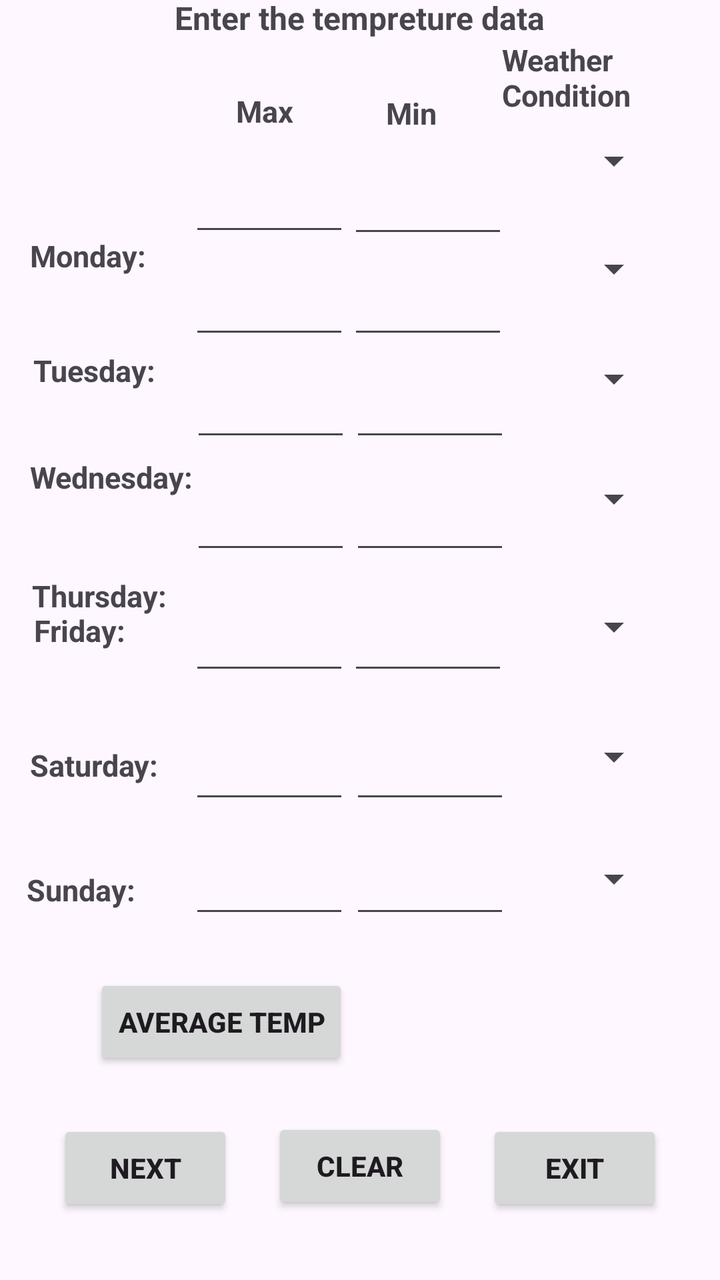
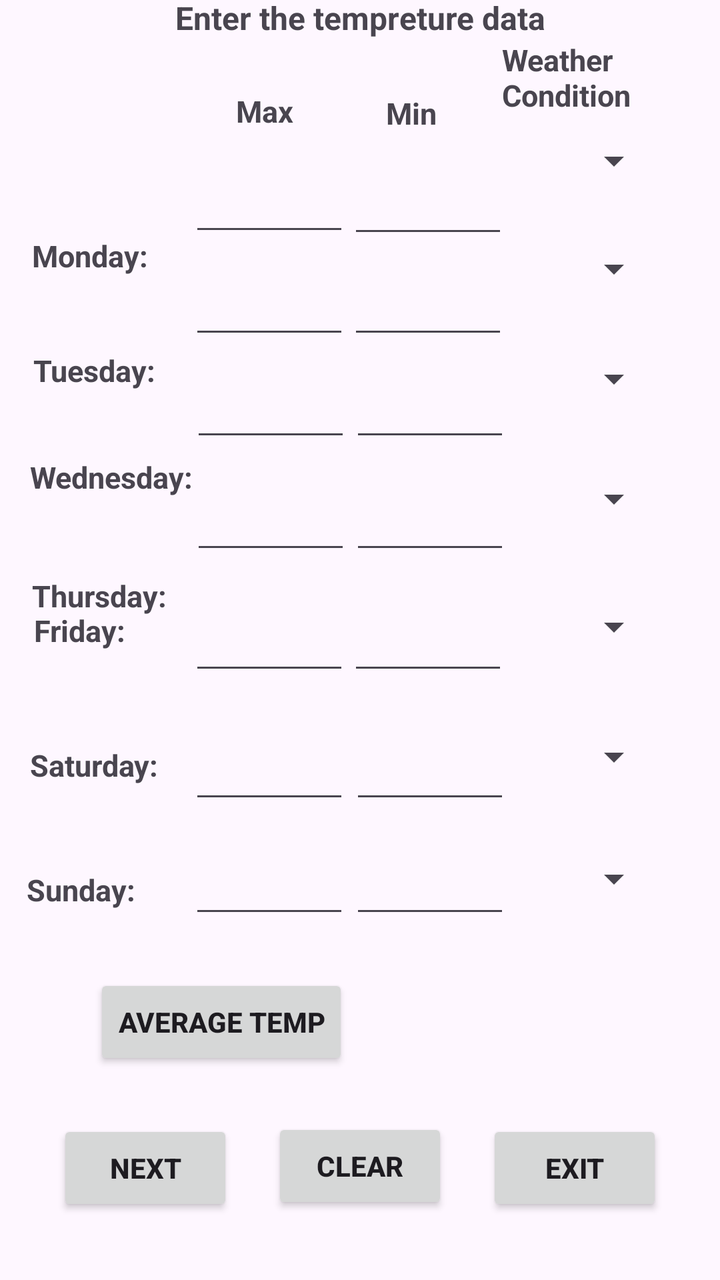

The first picture is an Android layout as it rendered before a commit; the second is the same layout after the commit. The layout source and the unified diff follow.
<!-- AndroidManifest.xml: application theme Theme.WeatherApp -->
<!-- res/layout/activity_weather_screen.xml -->
<?xml version="1.0" encoding="utf-8"?>
<androidx.constraintlayout.widget.ConstraintLayout xmlns:android="http://schemas.android.com/apk/res/android"
    xmlns:app="http://schemas.android.com/apk/res-auto"
    xmlns:tools="http://schemas.android.com/tools"
    android:id="@+id/main"
    android:layout_width="match_parent"
    android:layout_height="match_parent"
    tools:context=".WeatherScreen"
    tools:layout_editor_absoluteX="0dp"
    tools:layout_editor_absoluteY="6dp">

    <TextView
        android:id="@+id/headin"
        android:layout_width="wrap_content"
        android:layout_height="wrap_content"
        android:layout_marginTop="16dp"
        android:layout_marginBottom="7dp"
        android:text="Weather Station"
        android:textSize="30sp"
        android:textStyle="bold"
        app:layout_constraintBottom_toTopOf="@+id/lblb"
        app:layout_constraintEnd_toEndOf="parent"
        app:layout_constraintStart_toStartOf="parent"
        app:layout_constraintTop_toTopOf="parent" />

    <Button
        android:id="@+id/btnOut"
        android:layout_width="wrap_content"
        android:layout_height="wrap_content"
        android:layout_marginBottom="32dp"
        android:text="Exit"
        android:textStyle="bold"
        app:layout_constraintBottom_toBottomOf="parent"
        app:layout_constraintEnd_toEndOf="parent"
        app:layout_constraintHorizontal_bias="0.894"
        app:layout_constraintStart_toStartOf="parent" />

    <Button
        android:id="@+id/btnNext"
        android:layout_width="wrap_content"
        android:layout_height="wrap_content"
        android:layout_marginBottom="32dp"
        android:text="Next"
        android:textStyle="bold"
        app:layout_constraintBottom_toBottomOf="parent"
        app:layout_constraintEnd_toEndOf="parent"
        app:layout_constraintHorizontal_bias="0.105"
        app:layout_constraintStart_toStartOf="parent" />

    <TextView
        android:id="@+id/lblb"
        android:layout_width="wrap_content"
        android:layout_height="wrap_content"
        android:layout_marginBottom="26dp"
        android:text="Enter the tempreture data"
        android:textSize="16sp"
        android:textStyle="bold"
        app:layout_constraintBottom_toTopOf="@+id/lblMax"
        app:layout_constraintEnd_toEndOf="parent"
        app:layout_constraintStart_toStartOf="parent" />

    <TextView
        android:id="@+id/lbl2"
        android:layout_width="wrap_content"
        android:layout_height="wrap_content"
        android:layout_marginBottom="33dp"
        android:text="Tuesday:"
        android:textSize="15sp"
        android:textStyle="bold"
        app:layout_constraintBottom_toTopOf="@+id/lbl3"
        app:layout_constraintEnd_toEndOf="parent"
        app:layout_constraintHorizontal_bias="0.056"
        app:layout_constraintStart_toStartOf="parent" />

    <EditText
        android:id="@+id/txtMxTue"
        android:layout_width="80dp"
        android:layout_height="wrap_content"
        android:layout_marginBottom="10dp"
        android:ems="10"
        android:inputType="number"
        app:layout_constraintBottom_toTopOf="@+id/txtMxWed"
        app:layout_constraintEnd_toEndOf="parent"
        app:layout_constraintHorizontal_bias="0.338"
        app:layout_constraintStart_toStartOf="parent" />

    <TextView
        android:id="@+id/lblMIn"
        android:layout_width="wrap_content"
        android:layout_height="wrap_content"
        android:layout_marginBottom="16dp"
        android:text="Min"
        android:textSize="15sp"
        android:textStyle="bold"
        app:layout_constraintBottom_toTopOf="@+id/txtMnMon"
        app:layout_constraintEnd_toEndOf="parent"
        app:layout_constraintHorizontal_bias="0.577"
        app:layout_constraintStart_toStartOf="parent" />

    <EditText
        android:id="@+id/txtMnMon"
        android:layout_width="80dp"
        android:layout_height="wrap_content"
        android:layout_marginBottom="9dp"
        android:ems="10"
        android:inputType="number"
        app:layout_constraintBottom_toTopOf="@+id/txtMnTue"
        app:layout_constraintEnd_toEndOf="parent"
        app:layout_constraintHorizontal_bias="0.622"
        app:layout_constraintStart_toStartOf="parent" />

    <EditText
        android:id="@+id/txtMnTue"
        android:layout_width="80dp"
        android:layout_height="wrap_content"
        android:layout_marginBottom="10dp"
        android:ems="10"
        android:inputType="number"
        app:layout_constraintBottom_toTopOf="@+id/txtMnWed"
        app:layout_constraintEnd_toEndOf="parent"
        app:layout_constraintHorizontal_bias="0.622"
        app:layout_constraintStart_toStartOf="parent" />

    <EditText
        android:id="@+id/txtMxMon"
        android:layout_width="80dp"
        android:layout_height="wrap_content"
        android:layout_marginBottom="10dp"
        android:ems="10"
        android:inputType="number"
        app:layout_constraintBottom_toTopOf="@+id/txtMxTue"
        app:layout_constraintEnd_toEndOf="parent"
        app:layout_constraintHorizontal_bias="0.338"
        app:layout_constraintStart_toStartOf="parent" />

    <TextView
        android:id="@+id/lbl1"
        android:layout_width="wrap_content"
        android:layout_height="wrap_content"
        android:layout_marginBottom="37dp"
        android:text="Monday:"
        android:textSize="15sp"
        android:textStyle="bold"
        app:layout_constraintBottom_toTopOf="@+id/lbl2"
        app:layout_constraintEnd_toEndOf="parent"
        app:layout_constraintHorizontal_bias="0.05"
        app:layout_constraintStart_toStartOf="parent" />

    <TextView
        android:id="@+id/lblMax"
        android:layout_width="wrap_content"
        android:layout_height="wrap_content"
        android:layout_marginBottom="16dp"
        android:text="Max"
        android:textSize="15sp"
        android:textStyle="bold"
        app:layout_constraintBottom_toTopOf="@+id/txtMxMon"
        app:layout_constraintEnd_toEndOf="parent"
        app:layout_constraintHorizontal_bias="0.356"
        app:layout_constraintStart_toStartOf="parent" />

    <Spinner
        android:id="@+id/spSun"
        android:layout_width="80dp"
        android:layout_height="45dp"
        android:layout_marginBottom="24dp"
        android:dropDownWidth="match_parent"
        android:entries="Sunny, Raining/Showers, Cloudy/Overcast, Partly Cloudy, Snowing, Windy, Cold, Hot"
        android:spinnerMode="dropdown"
        app:layout_constraintBottom_toTopOf="@+id/tvAvg"
        app:layout_constraintEnd_toEndOf="parent"
        app:layout_constraintHorizontal_bias="0.897"
        app:layout_constraintStart_toStartOf="parent" />

    <TextView
        android:id="@+id/lbl5"
        android:layout_width="wrap_content"
        android:layout_height="wrap_content"
        android:layout_marginBottom="47dp"
        android:text="Friday:"
        android:textSize="15sp"
        android:textStyle="bold"
        app:layout_constraintBottom_toTopOf="@+id/lbl6"
        app:layout_constraintEnd_toEndOf="parent"
        app:layout_constraintHorizontal_bias="0.054"
        app:layout_constraintStart_toStartOf="parent" />

    <Spinner
        android:id="@+id/spSat"
        android:layout_width="80dp"
        android:layout_height="45dp"
        android:layout_marginBottom="16dp"
        android:dropDownWidth="match_parent"
        android:entries="Sunny, Raining/Showers, Cloudy/Overcast, Partly Cloudy, Snowing, Windy, Cold, Hot"
        android:spinnerMode="dropdown"
        app:layout_constraintBottom_toTopOf="@+id/spSun"
        app:layout_constraintEnd_toEndOf="@+id/spFri"
        app:layout_constraintHorizontal_bias="1.0"
        app:layout_constraintStart_toStartOf="parent" />

    <EditText
        android:id="@+id/txtMnFri"
        android:layout_width="80dp"
        android:layout_height="wrap_content"
        android:layout_marginBottom="23dp"
        android:ems="10"
        android:inputType="number"
        app:layout_constraintBottom_toTopOf="@+id/txtMnSat"
        app:layout_constraintEnd_toEndOf="parent"
        app:layout_constraintHorizontal_bias="0.622"
        app:layout_constraintStart_toStartOf="parent" />

    <EditText
        android:id="@+id/txtMxThu"
        android:layout_width="80dp"
        android:layout_height="wrap_content"
        android:layout_marginBottom="19dp"
        android:ems="10"
        android:inputType="number"
        app:layout_constraintBottom_toTopOf="@+id/txtMxFri"
        app:layout_constraintEnd_toEndOf="parent"
        app:layout_constraintHorizontal_bias="0.341"
        app:layout_constraintStart_toStartOf="parent" />

    <EditText
        android:id="@+id/txtMxSat"
        android:layout_width="80dp"
        android:layout_height="wrap_content"
        android:layout_marginBottom="16dp"
        android:ems="10"
        android:inputType="number"
        app:layout_constraintBottom_toTopOf="@+id/txtMxSun"
        app:layout_constraintEnd_toEndOf="parent"
        app:layout_constraintHorizontal_bias="0.338"
        app:layout_constraintStart_toStartOf="parent" />

    <Spinner
        android:id="@+id/spWed"
        android:layout_width="80dp"
        android:layout_height="45dp"
        android:layout_marginBottom="15dp"
        android:dropDownWidth="match_parent"
        android:entries="Sunny, Raining/Showers, Cloudy/Overcast, Partly Cloudy, Snowing, Windy, Cold, Hot"
        android:spinnerMode="dropdown"
        app:layout_constraintBottom_toTopOf="@+id/spThu"
        app:layout_constraintEnd_toEndOf="@+id/spTue"
        app:layout_constraintHorizontal_bias="1.0"
        app:layout_constraintStart_toStartOf="parent" />

    <TextView
        android:id="@+id/lbl3"
        android:layout_width="wrap_content"
        android:layout_height="wrap_content"
        android:layout_marginBottom="39dp"
        android:text="Wednesday:"
        android:textSize="15sp"
        android:textStyle="bold"
        app:layout_constraintBottom_toTopOf="@+id/lbl4"
        app:layout_constraintEnd_toEndOf="parent"
        app:layout_constraintHorizontal_bias="0.054"
        app:layout_constraintStart_toStartOf="parent" />

    <EditText
        android:id="@+id/txtMnSun"
        android:layout_width="80dp"
        android:layout_height="wrap_content"
        android:layout_marginBottom="96dp"
        android:ems="10"
        android:inputType="number"
        app:layout_constraintBottom_toTopOf="@+id/btnOut"
        app:layout_constraintEnd_toEndOf="parent"
        app:layout_constraintHorizontal_bias="0.625"
        app:layout_constraintStart_toStartOf="parent" />

    <Spinner
        android:id="@+id/spFri"
        android:layout_width="80dp"
        android:layout_height="45dp"
        android:layout_marginBottom="20dp"
        android:dropDownWidth="match_parent"
        android:entries="Sunny, Raining/Showers, Cloudy/Overcast, Partly Cloudy, Snowing, Windy, Cold, Hot"
        android:spinnerMode="dropdown"
        app:layout_constraintBottom_toTopOf="@+id/spSat"
        app:layout_constraintEnd_toEndOf="@+id/spThu"
        app:layout_constraintHorizontal_bias="1.0"
        app:layout_constraintStart_toStartOf="parent" />

    <TextView
        android:id="@+id/lbl4"
        android:layout_width="wrap_content"
        android:layout_height="wrap_content"
        android:text="Thursday:"
        android:textSize="15sp"
        android:textStyle="bold"
        app:layout_constraintBottom_toBottomOf="parent"
        app:layout_constraintEnd_toEndOf="parent"
        app:layout_constraintHorizontal_bias="0.055"
        app:layout_constraintStart_toStartOf="parent"
        app:layout_constraintTop_toTopOf="parent"
        app:layout_constraintVertical_bias="0.464" />

    <EditText
        android:id="@+id/txtMnWed"
        android:layout_width="80dp"
        android:layout_height="wrap_content"
        android:layout_marginBottom="15dp"
        android:ems="10"
        android:inputType="number"
        app:layout_constraintBottom_toTopOf="@+id/txtMnThu"
        app:layout_constraintEnd_toEndOf="parent"
        app:layout_constraintHorizontal_bias="0.625"
        app:layout_constraintStart_toStartOf="parent" />

    <EditText
        android:id="@+id/txtMnThu"
        android:layout_width="80dp"
        android:layout_height="wrap_content"
        android:layout_marginBottom="19dp"
        android:ems="10"
        android:inputType="number"
        app:layout_constraintBottom_toTopOf="@+id/txtMnFri"
        app:layout_constraintEnd_toEndOf="parent"
        app:layout_constraintHorizontal_bias="0.625"
        app:layout_constraintStart_toStartOf="parent" />

    <TextView
        android:id="@+id/lbl7"
        android:layout_width="wrap_content"
        android:layout_height="wrap_content"
        android:layout_marginBottom="9dp"
        android:text="Sunday:"
        android:textSize="15sp"
        android:textStyle="bold"
        app:layout_constraintBottom_toBottomOf="@+id/txtMxSun"
        app:layout_constraintEnd_toEndOf="parent"
        app:layout_constraintHorizontal_bias="0.044"
        app:layout_constraintStart_toStartOf="parent" />

    <EditText
        android:id="@+id/txtMnSat"
        android:layout_width="80dp"
        android:layout_height="wrap_content"
        android:layout_marginBottom="16dp"
        android:ems="10"
        android:inputType="number"
        app:layout_constraintBottom_toTopOf="@+id/txtMnSun"
        app:layout_constraintEnd_toEndOf="parent"
        app:layout_constraintHorizontal_bias="0.625"
        app:layout_constraintStart_toStartOf="parent" />

    <EditText
        android:id="@+id/txtMxFri"
        android:layout_width="80dp"
        android:layout_height="wrap_content"
        android:layout_marginBottom="23dp"
        android:ems="10"
        android:inputType="number"
        app:layout_constraintBottom_toTopOf="@+id/txtMxSat"
        app:layout_constraintEnd_toEndOf="parent"
        app:layout_constraintHorizontal_bias="0.338"
        app:layout_constraintStart_toStartOf="parent" />

    <EditText
        android:id="@+id/txtMxSun"
        android:layout_width="80dp"
        android:layout_height="wrap_content"
        android:layout_marginBottom="23dp"
        android:ems="10"
        android:inputType="number"
        app:layout_constraintBottom_toTopOf="@+id/btnAvg"
        app:layout_constraintEnd_toEndOf="parent"
        app:layout_constraintHorizontal_bias="0.338"
        app:layout_constraintStart_toStartOf="parent" />

    <TextView
        android:id="@+id/lbl6"
        android:layout_width="wrap_content"
        android:layout_height="wrap_content"
        android:layout_marginBottom="42dp"
        android:text="Saturday:"
        android:textSize="15sp"
        android:textStyle="bold"
        app:layout_constraintBottom_toTopOf="@+id/lbl7"
        app:layout_constraintEnd_toEndOf="parent"
        app:layout_constraintHorizontal_bias="0.051"
        app:layout_constraintStart_toStartOf="parent" />

    <EditText
        android:id="@+id/txtMxWed"
        android:layout_width="80dp"
        android:layout_height="wrap_content"
        android:layout_marginBottom="15dp"
        android:ems="10"
        android:inputType="number"
        app:layout_constraintBottom_toTopOf="@+id/txtMxThu"
        app:layout_constraintEnd_toEndOf="parent"
        app:layout_constraintHorizontal_bias="0.341"
        app:layout_constraintStart_toStartOf="parent" />

    <Spinner
        android:id="@+id/spThu"
        android:layout_width="80dp"
        android:layout_height="45dp"
        android:layout_marginBottom="19dp"
        android:dropDownWidth="match_parent"
        android:entries="Sunny, Raining/Showers, Cloudy/Overcast, Partly Cloudy, Snowing, Windy, Cold, Hot"
        android:spinnerMode="dropdown"
        app:layout_constraintBottom_toTopOf="@+id/spFri"
        app:layout_constraintEnd_toEndOf="@+id/spWed"
        app:layout_constraintHorizontal_bias="1.0"
        app:layout_constraintStart_toStartOf="parent" />

    <TextView
        android:id="@+id/lblCondition"
        android:layout_width="80dp"
        android:layout_height="40dp"
        android:layout_marginTop="45dp"
        android:layout_marginBottom="7dp"
        android:text="Weather Condition"
        android:textAlignment="center"
        android:textSize="15sp"
        android:textStyle="bold"
        app:layout_constraintBottom_toTopOf="@+id/spMon"
        app:layout_constraintEnd_toEndOf="parent"
        app:layout_constraintHorizontal_bias="0.897"
        app:layout_constraintStart_toStartOf="parent"
        app:layout_constraintTop_toBottomOf="@+id/headin" />

    <Spinner
        android:id="@+id/spMon"
        android:layout_width="80dp"
        android:layout_height="45dp"
        android:layout_marginBottom="9dp"
        android:dropDownWidth="match_parent"
        android:entries="Sunny, Raining/Showers, Cloudy/Overcast, Partly Cloudy, Snowing, Windy, Cold, Hot"
        android:spinnerMode="dropdown"
        app:layout_constraintBottom_toTopOf="@+id/spTue"
        app:layout_constraintEnd_toEndOf="parent"
        app:layout_constraintHorizontal_bias="0.897"
        app:layout_constraintStart_toStartOf="parent" />

    <Spinner
        android:id="@+id/spTue"
        android:layout_width="80dp"
        android:layout_height="45dp"
        android:layout_marginBottom="10dp"
        android:dropDownWidth="match_parent"
        android:entries="Sunny, Raining/Showers, Cloudy/Overcast, Partly Cloudy, Snowing, Windy, Cold, Hot"
        android:spinnerMode="dropdown"
        app:layout_constraintBottom_toTopOf="@+id/spWed"
        app:layout_constraintEnd_toEndOf="@+id/spMon"
        app:layout_constraintHorizontal_bias="1.0"
        app:layout_constraintStart_toStartOf="parent" />

    <TextView
        android:id="@+id/tvAvg"
        android:layout_width="80dp"
        android:layout_height="50dp"
        android:layout_marginBottom="24dp"
        android:textAlignment="gravity"
        android:textSize="16sp"
        app:layout_constraintBottom_toTopOf="@+id/btnOut"
        app:layout_constraintEnd_toEndOf="parent"
        app:layout_constraintHorizontal_bias="0.9"
        app:layout_constraintStart_toStartOf="parent" />

    <Button
        android:id="@+id/btnAvg"
        android:layout_width="wrap_content"
        android:layout_height="wrap_content"
        android:layout_marginBottom="24dp"
        android:text="Average Temp"
        android:textStyle="bold"
        app:layout_constraintBottom_toTopOf="@+id/btnClear"
        app:layout_constraintEnd_toEndOf="parent"
        app:layout_constraintHorizontal_bias="0.202"
        app:layout_constraintStart_toStartOf="parent" />

    <Button
        android:id="@+id/btnClear"
        android:layout_width="wrap_content"
        android:layout_height="wrap_content"
        android:layout_marginBottom="33dp"
        android:text="Clear"
        android:textStyle="bold"
        app:layout_constraintBottom_toBottomOf="parent"
        app:layout_constraintEnd_toEndOf="parent"
        app:layout_constraintStart_toStartOf="parent" />

</androidx.constraintlayout.widget.ConstraintLayout>
<!-- resources referenced by this layout -->
<resources>
  <style name="Theme.WeatherApp" parent="Base.Theme.WeatherApp" />
  <style name="Base.Theme.WeatherApp" parent="Theme.Material3.DayNight.NoActionBar">
          
          
      </style>
</resources>

<!-- the commit's change to res/layout/activity_weather_screen.xml (unified diff, before → after) -->
@@ -57,7 +57,10 @@
         android:textStyle="bold"
         app:layout_constraintBottom_toTopOf="@+id/lblMax"
         app:layout_constraintEnd_toEndOf="parent"
-        app:layout_constraintStart_toStartOf="parent" />
+        app:layout_constraintHorizontal_bias="0.502"
+        app:layout_constraintStart_toStartOf="parent"
+        app:layout_constraintTop_toTopOf="parent"
+        app:layout_constraintVertical_bias="1.0" />
 
     <TextView
         android:id="@+id/lbl2"
@@ -143,8 +146,10 @@
         android:textStyle="bold"
         app:layout_constraintBottom_toTopOf="@+id/lbl2"
         app:layout_constraintEnd_toEndOf="parent"
-        app:layout_constraintHorizontal_bias="0.05"
-        app:layout_constraintStart_toStartOf="parent" />
+        app:layout_constraintHorizontal_bias="0.053"
+        app:layout_constraintStart_toStartOf="parent"
+        app:layout_constraintTop_toBottomOf="@+id/lblb"
+        app:layout_constraintVertical_bias="1.0" />
 
     <TextView
         android:id="@+id/lblMax"
@@ -164,8 +169,9 @@
         android:layout_width="80dp"
         android:layout_height="45dp"
         android:layout_marginBottom="24dp"
-        android:dropDownWidth="match_parent"
-        android:entries="Sunny, Raining/Showers, Cloudy/Overcast, Partly Cloudy, Snowing, Windy, Cold, Hot"
+        android:dropDownWidth="wrap_content"
+        android:entries="@array/weather_conditions"
+        android:minWidth="50dp"
         android:spinnerMode="dropdown"
         app:layout_constraintBottom_toTopOf="@+id/tvAvg"
         app:layout_constraintEnd_toEndOf="parent"
@@ -190,8 +196,9 @@
         android:layout_width="80dp"
         android:layout_height="45dp"
         android:layout_marginBottom="16dp"
-        android:dropDownWidth="match_parent"
-        android:entries="Sunny, Raining/Showers, Cloudy/Overcast, Partly Cloudy, Snowing, Windy, Cold, Hot"
+        android:dropDownWidth="wrap_content"
+        android:entries="@array/weather_conditions"
+        android:minWidth="50dp"
         android:spinnerMode="dropdown"
         app:layout_constraintBottom_toTopOf="@+id/spSun"
         app:layout_constraintEnd_toEndOf="@+id/spFri"
@@ -239,8 +246,9 @@
         android:layout_width="80dp"
         android:layout_height="45dp"
         android:layout_marginBottom="15dp"
-        android:dropDownWidth="match_parent"
-        android:entries="Sunny, Raining/Showers, Cloudy/Overcast, Partly Cloudy, Snowing, Windy, Cold, Hot"
+        android:dropDownWidth="wrap_content"
+        android:entries="@array/weather_conditions"
+        android:minWidth="50dp"
         android:spinnerMode="dropdown"
         app:layout_constraintBottom_toTopOf="@+id/spThu"
         app:layout_constraintEnd_toEndOf="@+id/spTue"
@@ -277,8 +285,9 @@
         android:layout_width="80dp"
         android:layout_height="45dp"
         android:layout_marginBottom="20dp"
-        android:dropDownWidth="match_parent"
-        android:entries="Sunny, Raining/Showers, Cloudy/Overcast, Partly Cloudy, Snowing, Windy, Cold, Hot"
+        android:dropDownWidth="wrap_content"
+        android:entries="@array/weather_conditions"
+        android:minWidth="50dp"
         android:spinnerMode="dropdown"
         app:layout_constraintBottom_toTopOf="@+id/spSat"
         app:layout_constraintEnd_toEndOf="@+id/spThu"
@@ -402,13 +411,14 @@
         android:layout_width="80dp"
         android:layout_height="45dp"
         android:layout_marginBottom="19dp"
-        android:dropDownWidth="match_parent"
-        android:entries="Sunny, Raining/Showers, Cloudy/Overcast, Partly Cloudy, Snowing, Windy, Cold, Hot"
+        android:dropDownWidth="wrap_content"
+        android:entries="@array/weather_conditions"
         android:spinnerMode="dropdown"
         app:layout_constraintBottom_toTopOf="@+id/spFri"
         app:layout_constraintEnd_toEndOf="@+id/spWed"
         app:layout_constraintHorizontal_bias="1.0"
-        app:layout_constraintStart_toStartOf="parent" />
+        app:layout_constraintStart_toStartOf="parent"
+        android:minWidth="50dp" />
 
     <TextView
         android:id="@+id/lblCondition"
@@ -431,8 +441,9 @@
         android:layout_width="80dp"
         android:layout_height="45dp"
         android:layout_marginBottom="9dp"
-        android:dropDownWidth="match_parent"
-        android:entries="Sunny, Raining/Showers, Cloudy/Overcast, Partly Cloudy, Snowing, Windy, Cold, Hot"
+        android:dropDownWidth="wrap_content"
+        android:entries="@array/weather_conditions"
+        android:minWidth="50dp"
         android:spinnerMode="dropdown"
         app:layout_constraintBottom_toTopOf="@+id/spTue"
         app:layout_constraintEnd_toEndOf="parent"
@@ -444,8 +455,10 @@
         android:layout_width="80dp"
         android:layout_height="45dp"
         android:layout_marginBottom="10dp"
-        android:dropDownWidth="match_parent"
-        android:entries="Sunny, Raining/Showers, Cloudy/Overcast, Partly Cloudy, Snowing, Windy, Cold, Hot"
+        android:dropDownWidth="wrap_content"
+
+        android:entries="@array/weather_conditions"
+        android:minWidth="50dp"
         android:spinnerMode="dropdown"
         app:layout_constraintBottom_toTopOf="@+id/spWed"
         app:layout_constraintEnd_toEndOf="@+id/spMon"
<!-- resource entries referenced after the edit -->
@@ -1,5 +1,15 @@
 <!-- resources referenced by this layout -->
 <resources>
+  <string-array name="weather_conditions">
+          <item>Sunny</item>
+          <item>Raining/Showers</item>
+          <item>Cloudy/Overcast</item>
+          <item>Partly Cloudy</item>
+          <item>Snowing</item>
+          <item>Windy</item>
+          <item>Cold</item>
+          <item>Hot</item>
+      </string-array>
   <style name="Theme.WeatherApp" parent="Base.Theme.WeatherApp" />
   <style name="Base.Theme.WeatherApp" parent="Theme.Material3.DayNight.NoActionBar">
           
